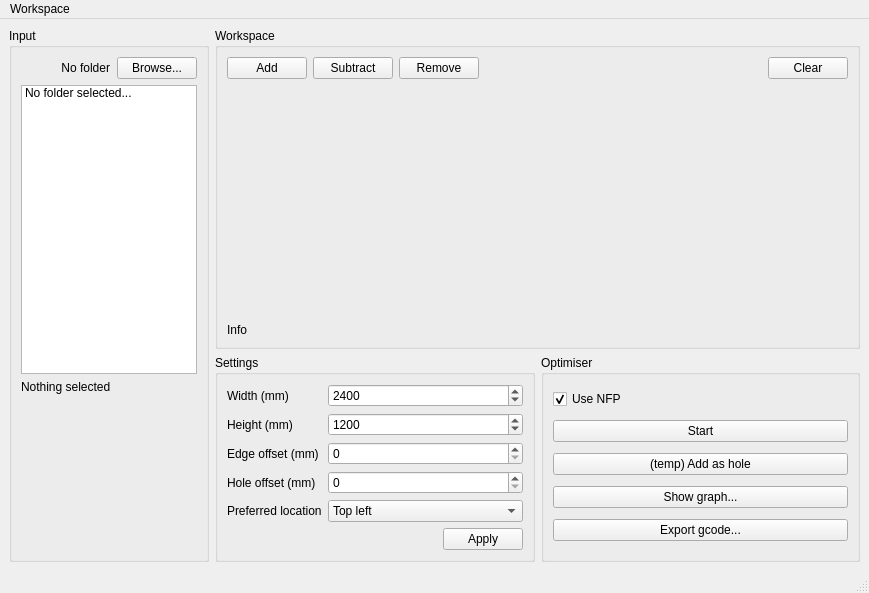
This is gui/WasteOptimiserGUI.ui in Papooch/WasteOptimiser as Qt 5 draws it before an edit. The edited form follows.
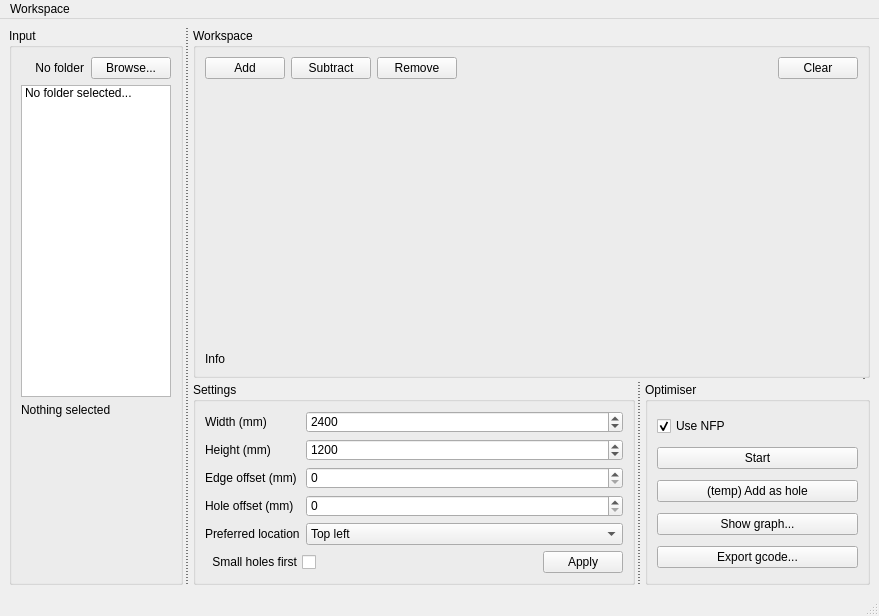
This is the edited form.

Commit message: Enhanced finding of starting point

Diff of the .ui file:
```diff
--- a/gui/WasteOptimiserGUI.ui
+++ b/gui/WasteOptimiserGUI.ui
@@ -6,8 +6,8 @@
    <rect>
     <x>0</x>
     <y>0</y>
-    <width>869</width>
-    <height>593</height>
+    <width>879</width>
+    <height>616</height>
    </rect>
   </property>
   <property name="windowTitle">
@@ -17,12 +17,29 @@
    <enum>Qt::ToolButtonTextBesideIcon</enum>
   </property>
   <widget class="QWidget" name="centralwidget">
-   <layout class="QHBoxLayout" name="horizontalLayout" stretch="1,2">
+   <layout class="QHBoxLayout" name="horizontalLayout">
     <item>
+     <widget class="QSplitter" name="splitter_3">
+      <property name="styleSheet">
+       <string notr="true">::handle{border-style: dashed;
+    border-color: black;
+    border-width: 0px 1px 0px 0px;
+	margin-right: 5px;
+}</string>
+      </property>
+      <property name="orientation">
+       <enum>Qt::Horizontal</enum>
+      </property>
      <widget class="QGroupBox" name="gb_input">
+       <property name="sizePolicy">
+        <sizepolicy hsizetype="Preferred" vsizetype="Preferred">
+         <horstretch>1</horstretch>
+         <verstretch>0</verstretch>
+        </sizepolicy>
+       </property>
       <property name="maximumSize">
        <size>
-        <width>200</width>
+         <width>16777215</width>
         <height>16777215</height>
        </size>
       </property>
@@ -110,11 +127,29 @@
        </item>
       </layout>
      </widget>
-    </item>
-    <item>
-     <layout class="QVBoxLayout" name="verticalLayout_2" stretch="2,1">
-      <item>
+      <widget class="QSplitter" name="splitter_2">
+       <property name="sizePolicy">
+        <sizepolicy hsizetype="Expanding" vsizetype="Expanding">
+         <horstretch>5</horstretch>
+         <verstretch>0</verstretch>
+        </sizepolicy>
+       </property>
+       <property name="orientation">
+        <enum>Qt::Vertical</enum>
+       </property>
        <widget class="QGroupBox" name="gb_workspace">
+        <property name="sizePolicy">
+         <sizepolicy hsizetype="Preferred" vsizetype="Preferred">
+          <horstretch>2</horstretch>
+          <verstretch>2</verstretch>
+         </sizepolicy>
+        </property>
+        <property name="baseSize">
+         <size>
+          <width>0</width>
+          <height>500</height>
+         </size>
+        </property>
         <property name="title">
          <string>Workspace</string>
         </property>
@@ -178,11 +213,23 @@
          </item>
         </layout>
        </widget>
-      </item>
-      <item>
-       <layout class="QHBoxLayout" name="horizontalLayout_6" stretch="1,1">
-        <item>
+       <widget class="QSplitter" name="splitter">
+        <property name="baseSize">
+         <size>
+          <width>0</width>
+          <height>0</height>
+         </size>
+        </property>
+        <property name="orientation">
+         <enum>Qt::Horizontal</enum>
+        </property>
          <widget class="QGroupBox" name="gb_settings">
+         <property name="sizePolicy">
+          <sizepolicy hsizetype="Preferred" vsizetype="Preferred">
+           <horstretch>0</horstretch>
+           <verstretch>0</verstretch>
+          </sizepolicy>
+         </property>
           <property name="title">
            <string>Settings</string>
           </property>
@@ -292,6 +339,19 @@
            </item>
            <item>
             <layout class="QHBoxLayout" name="horizontalLayout_7">
+            <property name="spacing">
+             <number>6</number>
+            </property>
+            <item>
+             <widget class="QCheckBox" name="cb_settings_small_first">
+              <property name="layoutDirection">
+               <enum>Qt::RightToLeft</enum>
+              </property>
+              <property name="text">
+               <string>Small holes first</string>
+              </property>
+             </widget>
+            </item>
              <item>
               <spacer name="horizontalSpacer_2">
                <property name="orientation">
@@ -316,8 +376,6 @@
            </item>
           </layout>
          </widget>
-        </item>
-        <item>
          <widget class="QGroupBox" name="gb_optimiser">
           <property name="title">
            <string>Optimiser</string>
@@ -363,10 +421,9 @@
            </item>
           </layout>
          </widget>
-        </item>
-       </layout>
-      </item>
-     </layout>
+       </widget>
+      </widget>
+     </widget>
     </item>
    </layout>
   </widget>
@@ -375,7 +432,7 @@
     <rect>
      <x>0</x>
      <y>0</y>
-     <width>869</width>
+     <width>879</width>
      <height>21</height>
     </rect>
    </property>
```
Left out of the diff: 16 changed lines with no effect on the pictures. Lines whose indentation alone changed are shown as unchanged. The commit also changes 2 other files.
